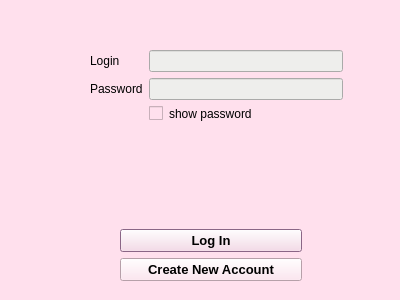
Qt form client/login.ui (Taifin/ChitChat) before a commit.
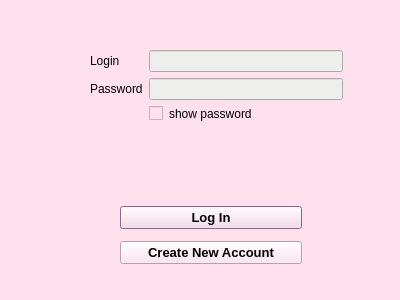
The same form after that commit.

```diff
--- a/client/login.ui
+++ b/client/login.ui
@@ -84,28 +84,12 @@
    <property name="geometry">
     <rect>
      <x>120</x>
-     <y>180</y>
+     <y>200</y>
      <width>182</width>
-     <height>101</height>
+     <height>71</height>
     </rect>
    </property>
    <layout class="QVBoxLayout" name="verticalLayout">
-    <item>
-     <widget class="QLabel" name="information_label">
-      <property name="layoutDirection">
-       <enum>Qt::LeftToRight</enum>
-      </property>
-      <property name="styleSheet">
-       <string notr="true">font: 11pt &quot;Source Code Pro&quot;;</string>
-      </property>
-      <property name="text">
-       <string/>
-      </property>
-      <property name="alignment">
-       <set>Qt::AlignCenter</set>
-      </property>
-     </widget>
-    </item>
     <item>
      <widget class="QPushButton" name="log_in_button">
       <property name="font">
@@ -144,6 +128,28 @@
     </item>
    </layout>
   </widget>
+  <widget class="QLabel" name="information_label">
+   <property name="geometry">
+    <rect>
+     <x>30</x>
+     <y>170</y>
+     <width>361</width>
+     <height>21</height>
+    </rect>
+   </property>
+   <property name="layoutDirection">
+    <enum>Qt::LeftToRight</enum>
+   </property>
+   <property name="styleSheet">
+    <string notr="true">font: 11pt &quot;Source Code Pro&quot;;</string>
+   </property>
+   <property name="text">
+    <string/>
+   </property>
+   <property name="alignment">
+    <set>Qt::AlignCenter</set>
+   </property>
+  </widget>
  </widget>
  <resources/>
  <connections/>
```
